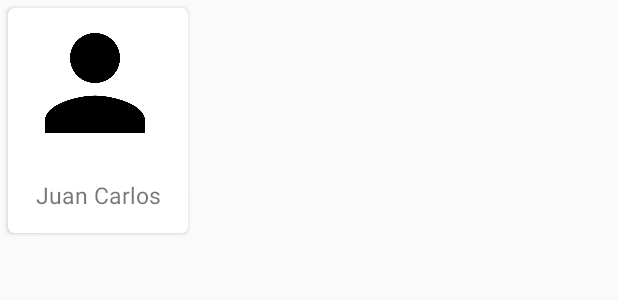
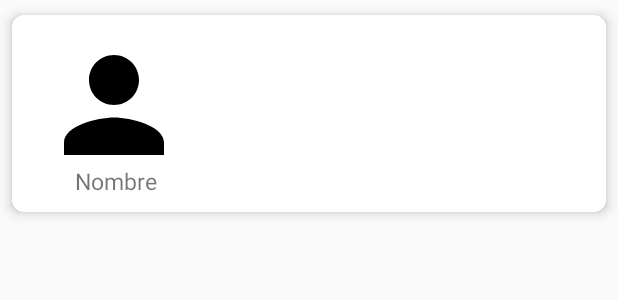
Before and after one commit to jcarlosalarconp/SLF-MANAGEMENT, an Android app: the layout item_personal.xml on its own in the app's theme, with its tools: preview values and no code run, on a phone screen of 412 x 824 dp. Shown: the top 300 px of the screen. Run offline under Robolectric (Android 15) with nearby library versions, the phone set to English and light mode, and no system bars.

Commit message:
Terminando RecyclerView - Finishing RecyclerView
Pruebas de como implementar RecyclerView en el PersonalFragment
-
Attempts for RecyclerView in PersonalFragment

```diff
--- a/admin/app/src/main/res/layout/item_personal.xml
+++ b/admin/app/src/main/res/layout/item_personal.xml
@@ -1,31 +1,35 @@
 <?xml version="1.0" encoding="utf-8"?>
 <androidx.cardview.widget.CardView xmlns:android="http://schemas.android.com/apk/res/android"
-    android:layout_width="120dp"
-    android:layout_height="150dp"
     xmlns:cardview="http://schemas.android.com/apk/res-auto"
-    cardview:cardCornerRadius="4dp"
-    android:layout_margin="5dp">
+    android:layout_width="match_parent"
+    android:layout_height="wrap_content"
+    android:layout_marginBottom="12dp"
+    cardview:cardCornerRadius="8dp"
+    cardview:cardElevation="5dp"
+    cardview:cardPreventCornerOverlap="true"
+    cardview:cardUseCompatPadding="true">
 
-    <LinearLayout
-        android:orientation="vertical"
+    <RelativeLayout
         android:layout_width="match_parent"
-        android:layout_height="match_parent">
+        android:layout_height="wrap_content"
+        android:padding="10dp">
 
         <ImageView
-            android:id="@+id/imagen"
+            android:id="@+id/imagenPersonal"
             android:layout_width="100dp"
             android:layout_height="100dp"
             android:layout_marginHorizontal="8dp"
             android:background="@drawable/personal_icon" />
 
         <TextView
-            android:id="@+id/nombre"
-            android:layout_width="match_parent"
-            android:layout_height="match_parent"
-            android:gravity="center"
-            android:text="Juan Carlos"
+            android:id="@+id/nombrePersonal"
+            android:layout_width="wrap_content"
+            android:layout_height="wrap_content"
+            android:text="Nombre"
+            android:layout_marginLeft="32dp"
+            android:layout_marginTop="90dp"
             android:textSize="15sp" />
 
-    </LinearLayout>
+    </RelativeLayout>
 
 </androidx.cardview.widget.CardView>
--- a/admin/build.gradle
+++ b/admin/build.gradle
@@ -8,7 +8,7 @@ buildscript {
 
     }
     dependencies {
-        classpath 'com.android.tools.build:gradle:3.6.2'
+        classpath 'com.android.tools.build:gradle:3.6.3'
         classpath "org.jetbrains.kotlin:kotlin-gradle-plugin:$kotlin_version"
         // NOTE: Do not place your application dependencies here; they belong
         // in the individual module build.gradle files
```
Also changed, not shown: admin/app/src/main/java/com/example/slf_management/adapter/PersonalAdapter.kt (+21 -43 lines), admin/app/src/main/java/com/example/slf_management/fragments/PersonalFragment.java (added, +33 -0 lines), admin/app/src/main/java/com/example/slf_management/fragments/PersonalFragment.kt (deleted, +0 -28 lines), admin/app/src/main/java/com/example/slf_management/items/PersonalItem.kt (+9 -1 lines), admin/app/src/main/res/layout/fragment_personal.xml (+8 -19 lines).
